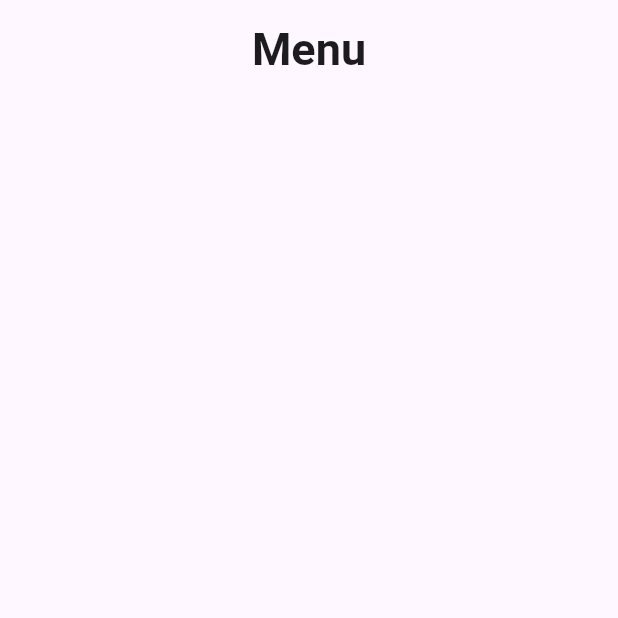
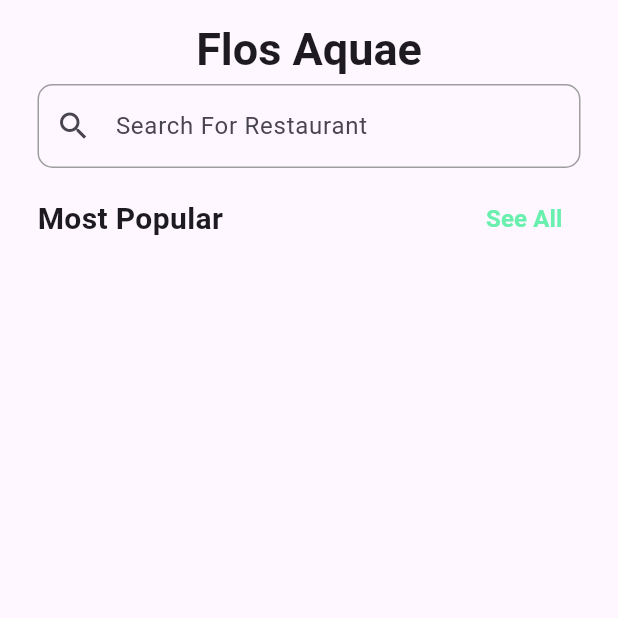
Before and after one commit to HannClement/AquaFlos, a Flutter app: the screen it shows after launch, on a phone screen of 412 x 824 dp, the top half of it. Run offline on Flutter 3.47's test engine with Material 3 defaults, Android fonts, the phone set to English and light mode, and no system bars.

```diff
--- a/flutter_application_1/lib/main.dart
+++ b/flutter_application_1/lib/main.dart
@@ -15,9 +15,9 @@ class MainApp extends StatelessWidget {
         appBar: AppBar(
           centerTitle: true,
           title: Padding(
-            padding: const EdgeInsets.only(top: 10.0), // Atur padding di sini
+            padding: const EdgeInsets.only(top: 10.0),
             child: Text(
-              'Menu',
+              'Flos Aquae',
               style: TextStyle(
                 fontWeight: FontWeight.bold,
                 fontSize: 30.0,
@@ -25,34 +25,88 @@ class MainApp extends StatelessWidget {
             ),
           ),
         ),
-        body: Container(
+        body: Column(
+          children: [
 
+            Padding(
+              padding: const EdgeInsets.symmetric(horizontal: 25.0),
+              child: TextField(
+                decoration: InputDecoration(
+                  fillColor: Colors.white,
+                  enabledBorder: OutlineInputBorder(
+                    borderSide: BorderSide(color: Colors.grey),
+                    borderRadius: BorderRadius.circular(10.0),
+                  ),
+                  hintText: "Search For Restaurant",
+                  prefixIcon: Icon(Icons.search),
+                ),
+              ),
+            ),
+
+            SizedBox(height: 10.0,),
+
+            Padding(
+              padding: const EdgeInsets.symmetric(horizontal: 25.0),
+              child: Row(
+                mainAxisAlignment: MainAxisAlignment.spaceBetween,
+                children: [
+                  Text(
+                    "Most Popular",
+                    style: TextStyle(
+                      fontWeight: FontWeight.bold,
+                      fontSize: 20.0
+                    ),
+                  ),
+                  TextButton(
+                    onPressed: () {
+                      // Tambahkan logika navigasi ke halaman "See All" di sini
+                    },
+                    child: Text(
+                      "See All",
+                      style: TextStyle(
+                        fontWeight: FontWeight.bold,
+                        fontSize: 16.0,
+                        color: Colors.greenAccent,
+                      ),
+                    ),
+                  ),
+                ],
+              ),
+            ),
+            SizedBox(height: 5.0),
+
+            Row(
+              children: [
+
+              ],
+            ),
+          ],
         ),
         bottomNavigationBar: BottomNavigationBar(
           items: [
             BottomNavigationBarItem(
               label: "Home",
-              icon: Icon(Icons.home)
+              icon: Icon(Icons.home),
             ),
             BottomNavigationBarItem(
               label: "Discovery",
-              icon: Icon(Icons.location_city)
+              icon: Icon(Icons.location_city),
             ),
             BottomNavigationBarItem(
               label: "Bookmark",
-              icon: Icon(Icons.bookmark)
+              icon: Icon(Icons.bookmark),
             ),
             BottomNavigationBarItem(
               label: "Top Foodie",
-              icon: Icon(Icons.favorite)
+              icon: Icon(Icons.emoji_events),
             ),
             BottomNavigationBarItem(
               label: "Profile",
-              icon: Icon(Icons.person)
-            )
+              icon: Icon(Icons.person),
+            ),
           ],
-        selectedLabelStyle: TextStyle(color: Colors.amber),
-        unselectedLabelStyle: TextStyle(color: Colors.blueGrey),
+          selectedLabelStyle: TextStyle(color: Colors.amber),
+          unselectedLabelStyle: TextStyle(color: Colors.blueGrey),
         ),
       ),
     );
```
